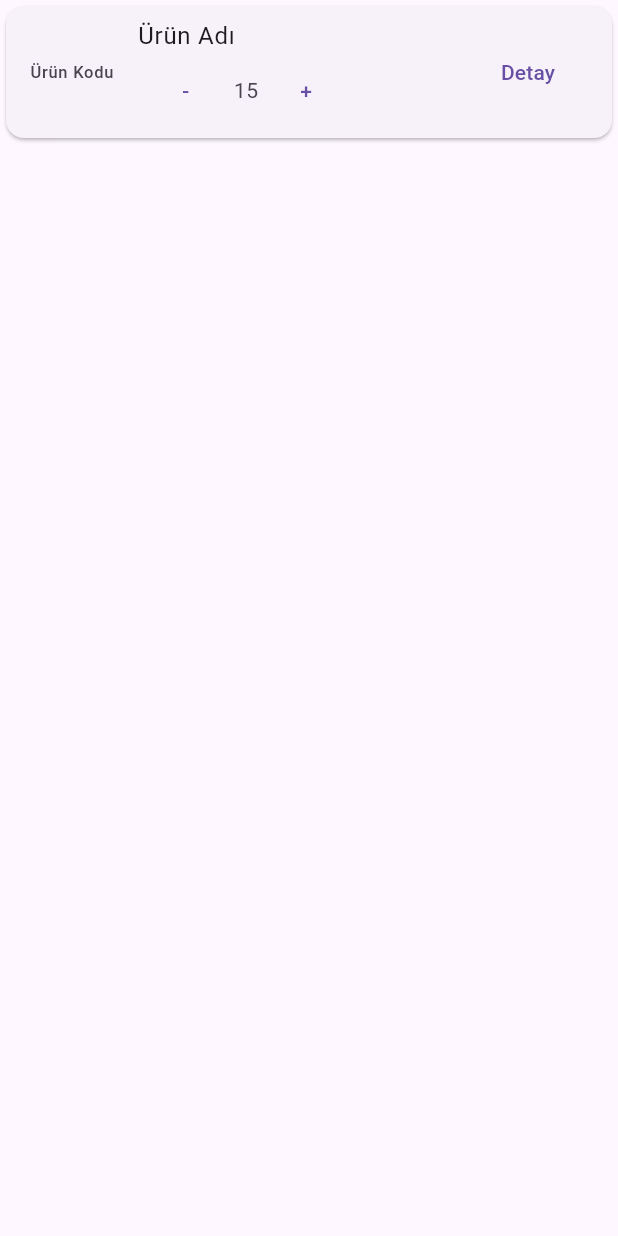
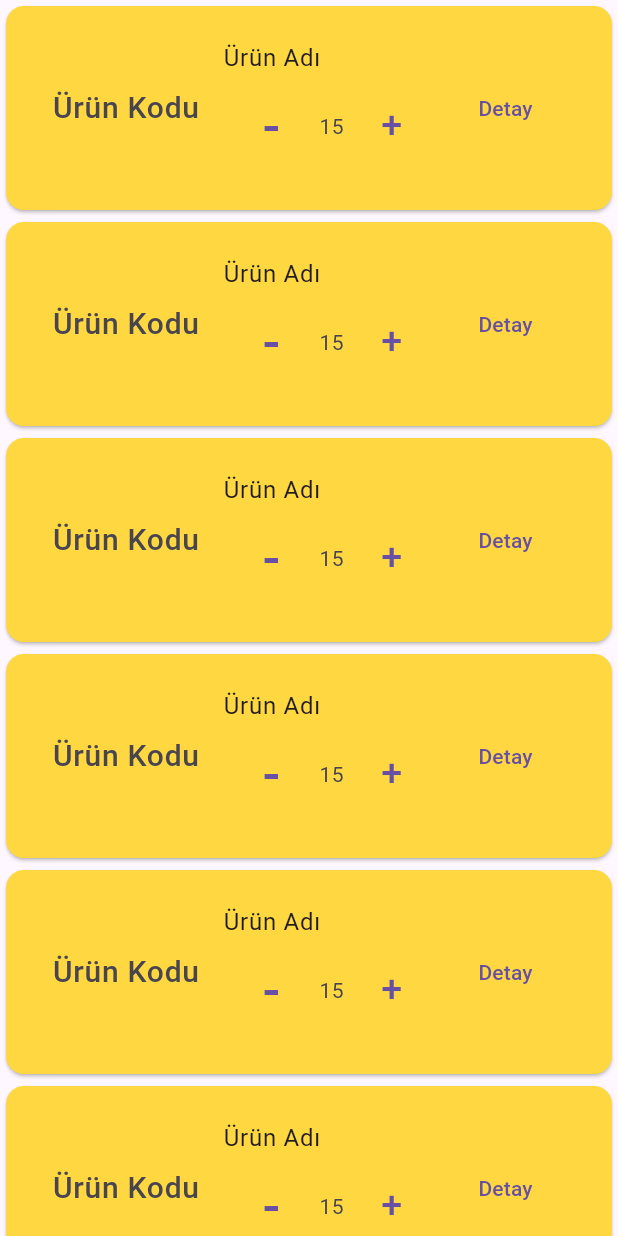
Before and after one commit to nyzmemre/senotokuafor, a Flutter app: the screen it shows after launch, on a phone screen of 412 x 824 dp. Run offline on Flutter 3.47's test engine with Material 3 defaults, Android fonts, the phone set to English and light mode, and no system bars.

```diff
--- a/lib/features/product/product_view.dart
+++ b/lib/features/product/product_view.dart
@@ -6,21 +6,26 @@ class ProductView extends StatelessWidget {
 
   @override
   Widget build(BuildContext context) {
-    return MyScaffold(child: Card(
+    return MyScaffold(child: ListView(
+      children: List.generate(15, (index) => Card(
+        color: Colors.amberAccent,
+        child: Padding(
+          padding: const EdgeInsets.all(15.0),
           child: ListTile(
-
-        leading: Text('Ürün Kodu'),
+            leading: Text('Ürün Kodu', style: TextStyle(fontSize: 20),),
             title: Text('Ürün Adı'),
             subtitle: Row(
               children: [
-            TextButton(onPressed: (){}, child: Text('-')),
+                TextButton(onPressed: (){}, child: Text('-', style: TextStyle(fontSize: 35),)),
                 Text('15'),
-            TextButton(onPressed: (){}, child: Text('+')),
+                TextButton(onPressed: (){}, child: Text('+', style: TextStyle(fontSize: 25),)),
               ],
             ),
             trailing: TextButton(onPressed: (){}, child: Text('Detay')),
 
           ),
+        ),
+      )),
     ));
   }
 }
```
Also changed, not shown: lib/features/product/product_model.dart (added, +63 -0 lines), pubspec.yaml (+7 -2 lines), lib/features/product/product_list.dart (added), lib/features/product/product_view_model.dart (added), pubspec.lock, 9 other files. Lines whose indentation alone changed are shown as unchanged.
